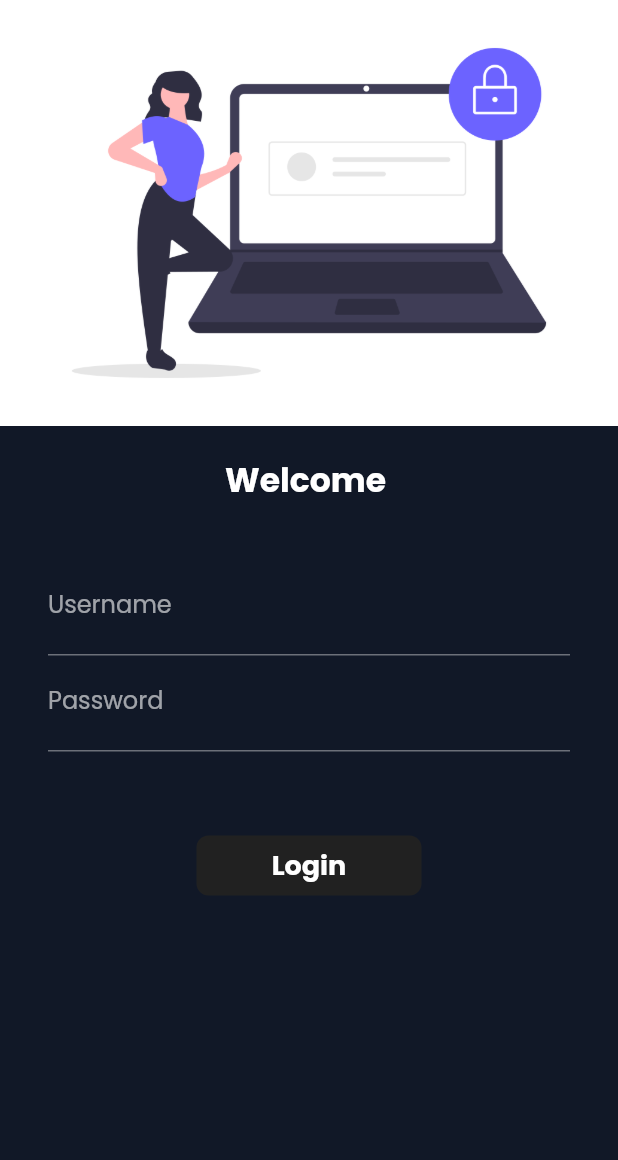
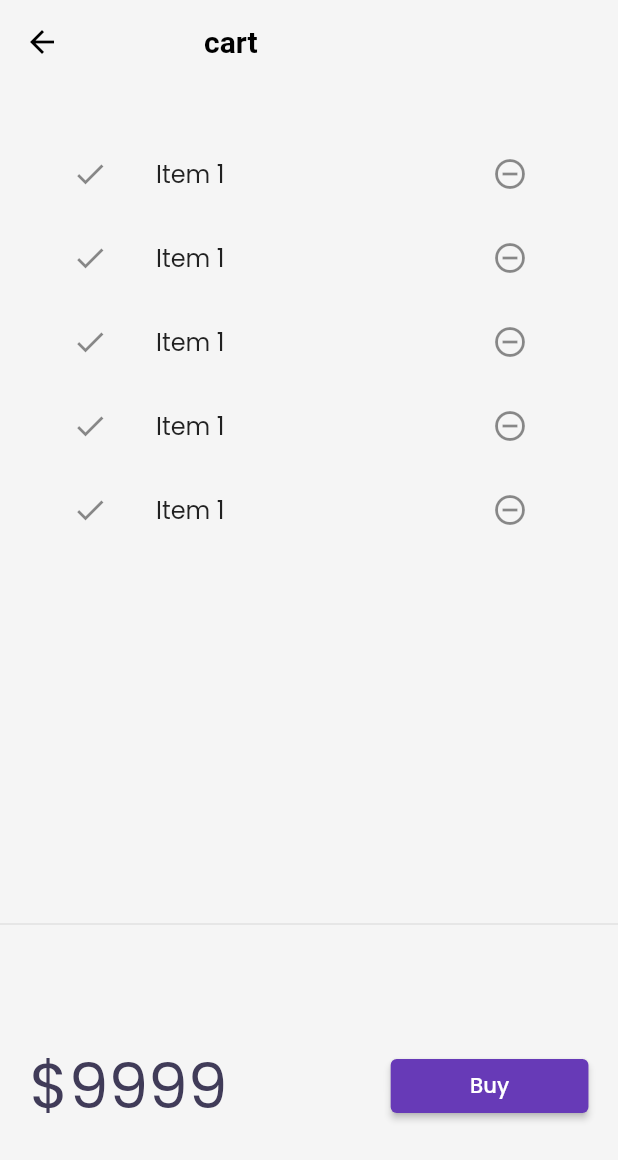
Before and after one commit to Yashmaheshwari0502/flutter_catalog, a Flutter app: the screen it shows after launch, on a phone screen of 412 x 824 dp. Shown: the top 1160 px of the screen. Run offline on Flutter 3.47's test engine with Material 2 defaults, Android fonts, the phone set to English and light mode, and no system bars; our stand-ins replace google_fonts, velocity_x.

Commit message:
day 21 completed

```diff
--- a/lib/main.dart
+++ b/lib/main.dart
@@ -17,10 +17,10 @@ class MyApp extends StatelessWidget {
   Widget build(BuildContext context) {
     return (MaterialApp(
       debugShowCheckedModeBanner: false,
-      themeMode: ThemeMode.dark,
+      themeMode: ThemeMode.light,
       theme: MyTheme.lightTheme(context),
       darkTheme: MyTheme.darkTheme(context),
-      initialRoute: MyRoutess.loginpage,
+      initialRoute: MyRoutess.cartpage,
       // home: HomePage(),
       routes: {
         "/": (context) => LoginPage(),
--- /dev/null
+++ b/lib/model/cart.dart
@@ -0,0 +1,42 @@
+
+
+import 'catlog.dart';
+
+class CartModel {
+  static final cartModel = CartModel._internal();
+
+  CartModel._internal();
+
+  factory CartModel() => cartModel;
+
+  //catalog field
+  late CatalogModel _catalog;
+
+  //collection of Ids
+  final List<int> _itemIds = [];
+
+  //get catalog
+  CatalogModel get catalog => _catalog;
+
+  set catalog(CatalogModel newCatalog) {
+    assert(newCatalog != null);
+    _catalog = newCatalog;
+  }
+
+  //get items in the cart
+  List<Item> get items => _itemIds.map((id) => _catalog.getById(id)).toList();
+
+  //get total price
+  num get totalPrice =>
+      items.fold(0, (total, current) => total + current.price);
+
+  //add item
+  void add(Item item) {
+    _itemIds.add(item.id);
+  }
+
+  //remove item
+  void remove(Item item) {
+    _itemIds.remove(item.id);
+  }
+}
--- a/lib/model/catlog.dart
+++ b/lib/model/catlog.dart
@@ -4,11 +4,11 @@ class CatalogModel {
   static List<Item> items = [];
 
   // get Item by id
-  static getById(int id) =>
+  getById(int id) =>
       items.firstWhere((element) => element.id == id, orElse: null);
 
   // get item by position
-  static Item getByPosition(int pos) => items[pos];
+   Item getByPosition(int pos) => items[pos];
 }
 
 class Item {
--- a/lib/pages/cart_page.dart
+++ b/lib/pages/cart_page.dart
@@ -13,6 +13,66 @@ class CartPage extends StatelessWidget {
         backgroundColor: Colors.transparent,
         title: "cart".text.make().px64(),
       ),
+      body: Column(
+        children: [
+          _CartList().p32().expand(),
+          Divider(),
+          _CartTotal(),
+        ],
+      ),
     );
   }
 }
+
+class _CartTotal extends StatelessWidget {
+  const _CartTotal({super.key});
+
+  @override
+  Widget build(BuildContext context) {
+    return SizedBox(
+      height: 200,
+      child: Row(
+        mainAxisAlignment: MainAxisAlignment.spaceAround,
+        children: [
+          "\$9999".text.xl5.color(context.theme.secondaryHeaderColor).make(),
+          30.widthBox,
+          ElevatedButton(
+                  onPressed: () {
+                    ScaffoldMessenger.of(context).showSnackBar(SnackBar(
+                      content: "Buying not supported yet.".text.make(),
+                    ));
+                  },
+                  style: ButtonStyle(
+                      backgroundColor:
+                          MaterialStateProperty.all(context.primaryColor)),
+                  child: "Buy".text.white.make())
+              .w32(context)
+        ],
+      ),
+    );
+  }
+}
+
+class _CartList extends StatefulWidget {
+  const _CartList({super.key});
+
+  @override
+  State<_CartList> createState() => _CartListState();
+}
+
+class _CartListState extends State<_CartList> {
+  @override
+  Widget build(BuildContext context) {
+    return ListView.builder(
+      itemCount: 5,
+      itemBuilder: (context, index) => ListTile(
+        leading: Icon(Icons.done),
+        trailing: IconButton(
+          icon: Icon(Icons.remove_circle_outline),
+          onPressed: () {},
+        ),
+        title: "Item 1".text.make(),
+      ),
+    );
+  }
+}
--- a/lib/widget/home widget/catalog_list.dart
+++ b/lib/widget/home widget/catalog_list.dart
@@ -15,7 +15,7 @@ class CatalogList extends StatelessWidget {
         shrinkWrap: true,
         itemCount: CatalogModel.items.length,
         itemBuilder: (context, index) {
-          final catalog = CatalogModel.getByPosition(index);
+          final catalog = CatalogModel.items[index];
           return InkWell(
               onTap: () => Navigator.push(
                     context,
```
